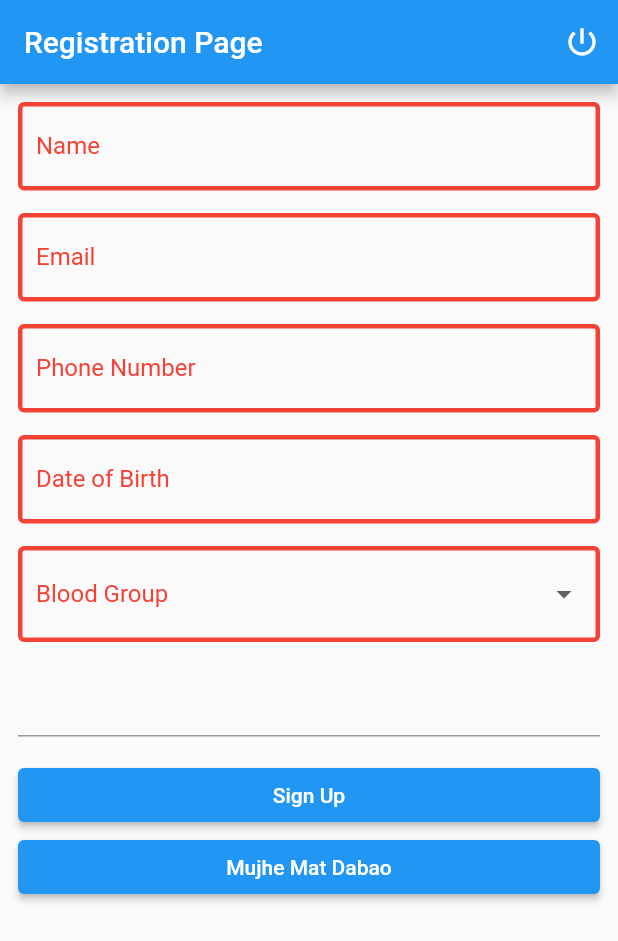
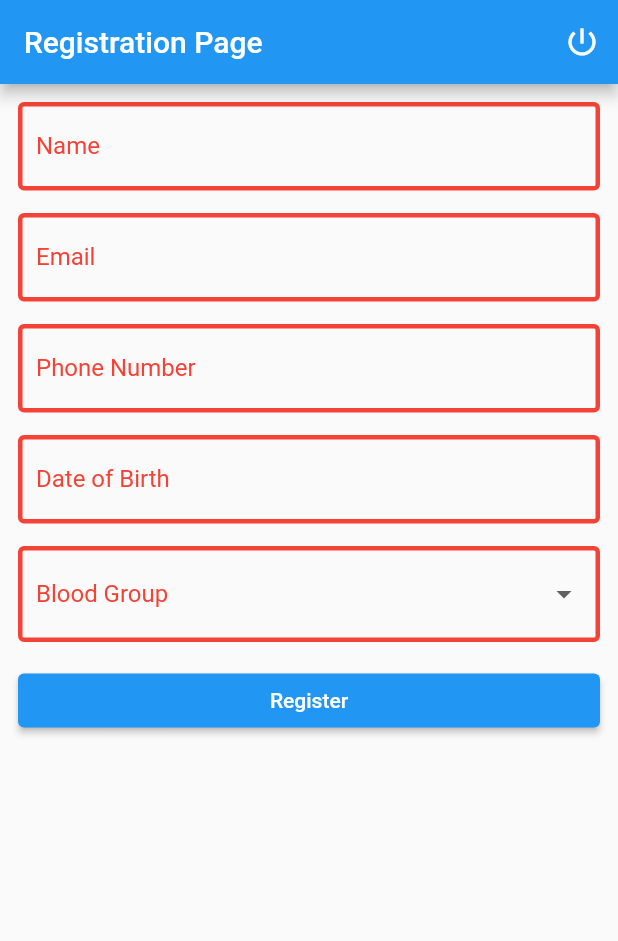
Before and after one commit to ADK-5/BloodSOS, a Flutter app: the screen it shows once a user with an empty profile is signed in, on a phone screen of 412 x 824 dp. Shown: the top 941 px of the screen. Run offline on Flutter 3.47's test engine with Material 2 defaults, Android fonts, the light colour scheme and no system bars; drawn by our look-alikes of date_time_picker; our stand-ins replace cloud_firestore, csc_picker, firebase_auth, firebase_core, firebase_messaging, google_sign_in; accounts and stored records are empty; network calls fail.

Commit message:
user auth navigation settled

```diff
--- a/lib/Auth pages/WidgetTree.dart
+++ b/lib/Auth pages/WidgetTree.dart
@@ -20,12 +20,10 @@ class WidgetTree extends StatefulWidget {
 }
 
 class _WidgetTreeState extends State<WidgetTree> {
-
-  @override
-  void initState() {
-    context.read<NewUserChecker>().newUserCheck();
-    super.initState();
-  }
+  // @override
+  // void initState() {
+  //   super.initState();
+  // }
 
   @override
   Widget build(BuildContext context) {
@@ -38,13 +36,16 @@ class _WidgetTreeState extends State<WidgetTree> {
                 print("No user");
               }
             } else {
+              context.read<NewUserChecker>().newUserCheck(user.uid);
               if (kDebugMode) {
-                print("User ${user.uid} is signed In");
+                //print("User ${user.uid} is signed In");
               }
             }
           });
           if (snapshot.hasData) {
-            return context.watch<NewUserChecker>().isNew ? RegisterUser() : MyHomePage();
+            return context.watch<NewUserChecker>().isNew
+                ? RegisterUser()
+                : MyHomePage();
           } else {
             return const AuthServices();
           }
--- a/lib/Auth pages/registrationPage.dart
+++ b/lib/Auth pages/registrationPage.dart
@@ -51,13 +51,13 @@ class _RegisterUserState extends State<RegisterUser> {
   Widget build(BuildContext context) {
     return Scaffold(
       appBar: AppBar(
-        title: Text("Registration Page"),
+        title: const Text("Registration Page"),
         actions: [
           IconButton(
               onPressed: () {
                 Auth().signOut();
               },
-              icon: Icon(Icons.power_settings_new))
+              icon: const Icon(Icons.power_settings_new))
         ],
       ),
       body: Form(
@@ -88,7 +88,7 @@ class _RegisterUserState extends State<RegisterUser> {
                       value.isEmpty ||
                       !value.contains('@') ||
                       !value.contains('.')) {
-                    return "Please enter a  valid email";
+                    return "Please enter a valid email";
                   }
                   return null;
                 },
@@ -143,33 +143,38 @@ class _RegisterUserState extends State<RegisterUser> {
               const SizedBox(
                 height: 15,
               ),
-              TextFormField(
-                controller: _controllercity,
-              ),
-              const SizedBox(
-                height: 15,
-              ),
+              // TextFormField(
+              //   controller: _controllercity,
+              // ),
+              // const SizedBox(
+              //   height: 15,
+              // ),
               ElevatedButton(
                   onPressed: () async {
                     if (_formkey.currentState!.validate()) {
-                      await DB().createUser(
-                        documentID: id!,
+                      // print("id: $id");
+                      await DB()
+                          .createUser(
+                            // documentID: id!,
                             name: _controllerName.text.trim(),
                             phoneNo: _controllerPhNo.text.trim(),
                             dateOfBirth: _controllerDOB.text.trim(),
                             city: _controllercity.text.trim(),
                             state: _controllerstate.text.trim(),
                             blood_group: BloodGroup,
-                      ).whenComplete(() => context.read<NewUserChecker>().newUserCheck());
-                    }
+                          )
+                          .whenComplete(() => context
+                              .read<NewUserChecker>()
+                              .toggleUserUniqueness())
+                      ;}
                   },
-                  child: const Text("Sign Up")),
-              ElevatedButton(
-                  onPressed: () {
-                    Navigator.push(context,
-                        MaterialPageRoute(builder: (context) => RickRolled()));
-                  },
-                  child: const Text("Mujhe Mat Dabao"))
+                  child: const Text("Register")),
+              // ElevatedButton(
+              //     onPressed: () {
+              //       Navigator.push(context,
+              //           MaterialPageRoute(builder: (context) => RickRolled()));
+              //     },
+              //     child: const Text("Mujhe Mat Dabao"))
             ],
           ),
         ),
```
Also changed, not shown: lib/auth.dart (+5 -5 lines), lib/dtbase.dart (+10 -9 lines), lib/providers/newUserCheckProvider.dart (+19 -8 lines), lib/screens/home.dart (+8 -11 lines). Lines whose indentation alone changed are shown as unchanged.
